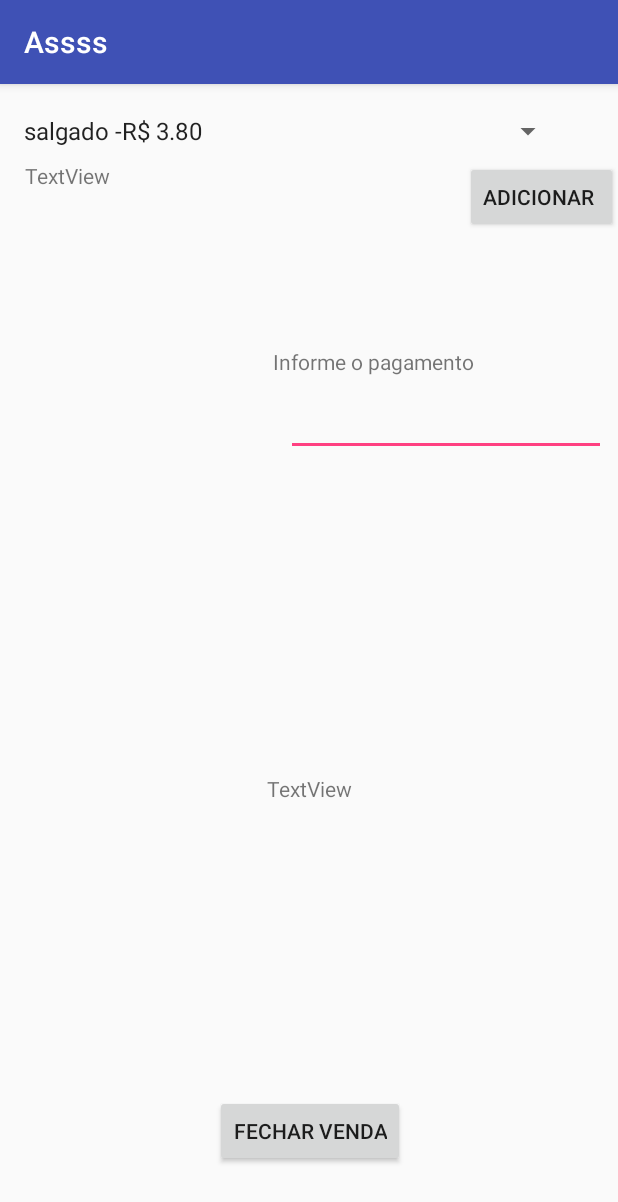
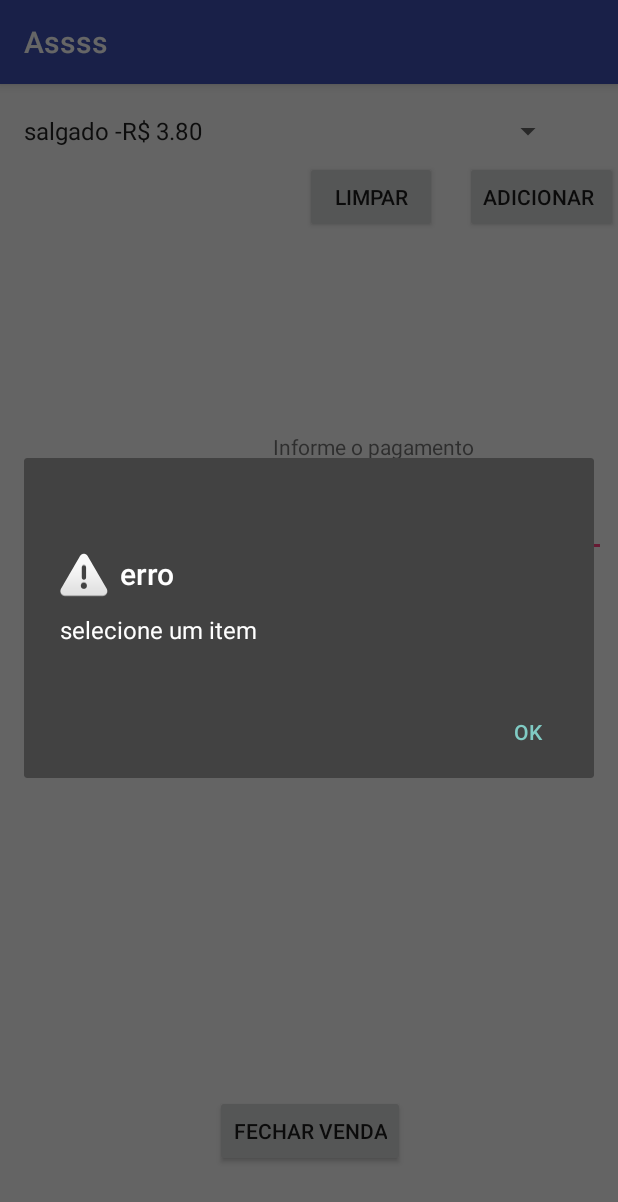
Before and after one commit to jacqli/Assss, an Android app: the testeActivity screen opened directly, with no data from a screen before it, after a tap on "FECHAR VENDA", on a phone screen of 412 x 824 dp. Shown: the top 1202 px of the screen. Run offline under Robolectric (Android 15) with nearby library versions, the phone set to English and light mode, and no system bars.

Commit message:
terminou \(O.O)/

```diff
--- a/app/src/main/java/com/example/aluno/assss/MainActivity.java
+++ b/app/src/main/java/com/example/aluno/assss/MainActivity.java
@@ -22,6 +22,8 @@ private Button enterar;
             @Override
             public void onClick(View v) {
                 startActivity(new Intent(MainActivity.this , testeActivity.class));
+                Intent a = new Intent(MainActivity.this , testeActivity.class);
+                a.putExtra("as", 12);
             }
         });
     }
--- a/app/src/main/java/com/example/aluno/assss/testeActivity.java
+++ b/app/src/main/java/com/example/aluno/assss/testeActivity.java
@@ -1,7 +1,10 @@
 package com.example.aluno.assss;
 
 import android.annotation.SuppressLint;
+import android.content.DialogInterface;
 import android.content.Intent;
+import android.os.Build;
+import android.support.v7.app.AlertDialog;
 import android.support.v7.app.AppCompatActivity;
 import android.os.Bundle;
 import android.view.View;
@@ -10,27 +13,33 @@ import android.widget.Button;
 import android.widget.EditText;
 import android.widget.Spinner;
 import android.widget.TextView;
+import android.widget.Toast;
+
+import java.text.DecimalFormat;
 
 public class testeActivity extends AppCompatActivity {
     private Spinner spinner;
     private Button add;
     private Button fechar;
+    private Button limpar;
     private TextView texto;
     private EditText pagamento;
-    private TextView troco;
     private String itensV = "";
+    private double total = 0;
+    DecimalFormat formatter;
 
     @Override
     protected void onCreate(Bundle savedInstanceState) {
         super.onCreate(savedInstanceState);
         setContentView(R.layout.activity_teste);
+        formatter = new DecimalFormat("#0.00");
 
         spinner = (Spinner) findViewById(R.id.fidget);
         add = (Button) findViewById(R.id.bAdd);
         fechar = (Button) findViewById(R.id.bFeche);
+        limpar = (Button) findViewById(R.id.Limpar);
         texto = (TextView) findViewById(R.id.textItens);
         pagamento = (EditText) findViewById(R.id.tPagamento);
-        troco =        (TextView) findViewById(R.id.tTroco);
 
         ArrayAdapter<CharSequence> adapter = ArrayAdapter.createFromResource(this,
                 R.array.produtos, android.R.layout.simple_spinner_item);
@@ -40,16 +49,83 @@ public class testeActivity extends AppCompatActivity {
         add.setOnClickListener(new View.OnClickListener() {
             @Override
             public void onClick(View v) {
+                total = 0;
                 itensV += (String) spinner.getSelectedItem() +",\n";
-            texto.setText(itensV);
+                String[] p1 = itensV.split(",");
+                for(int c = 0; c<p1.length-1; c++){
+                  total += Double.parseDouble(p1[c].substring(p1[c].indexOf("$")).replace(",", "").replace("$", ""));
+               //     System.out.println( p1[c].substring(p1[c].indexOf("$")));
+                }
+                texto.setText(itensV+formatter.format(total));
+
             }
         });
         fechar.setOnClickListener(new View.OnClickListener() {
             @Override
             public void onClick(View v) {
-               String[] p1 = itensV.split(",");
+                if(itensV == "") {
+                    AlertDialog.Builder builder;
+                    if (Build.VERSION.SDK_INT >= Build.VERSION_CODES.LOLLIPOP) {
+                        builder = new AlertDialog.Builder(testeActivity.this, android.R.style.Theme_Material_Dialog_Alert);
+                    } else {
+                        builder = new AlertDialog.Builder(testeActivity.this);
+                    }
+                    builder.setTitle("erro")
+                            .setMessage("selecione um item ")
+                            .setPositiveButton(android.R.string.yes, new DialogInterface.OnClickListener() {
+                                public void onClick(DialogInterface dialog, int which) {
+                                    // continue with delete
+                                }
+                            })
 
-                troco.setText(p1[1]);
+                            .setIcon(android.R.drawable.ic_dialog_alert)
+                            .show();
+
+                }else if(pagamento.getText().toString().isEmpty()){
+                    AlertDialog.Builder builder;
+                    if (Build.VERSION.SDK_INT >= Build.VERSION_CODES.LOLLIPOP) {
+                        builder = new AlertDialog.Builder(testeActivity.this, android.R.style.Theme_Material_Dialog_Alert);
+                    } else {
+                        builder = new AlertDialog.Builder(testeActivity.this);
+                    }
+                    builder.setTitle("erro")
+                            .setMessage("coloque o pagamento")
+                            .setPositiveButton(android.R.string.yes, new DialogInterface.OnClickListener() {
+                                public void onClick(DialogInterface dialog, int which) {
+                                    // continue with delete
+                                }
+                            })
+
+                            .setIcon(android.R.drawable.ic_dialog_alert)
+                            .show();
+
+                }else{
+                    AlertDialog.Builder builder;
+                    if (Build.VERSION.SDK_INT >= Build.VERSION_CODES.LOLLIPOP) {
+                        builder = new AlertDialog.Builder(testeActivity.this, android.R.style.Theme_Material_Dialog_Alert);
+                    } else {
+                        builder = new AlertDialog.Builder(testeActivity.this);
+                    }
+                    builder.setTitle("sucesso")
+                            .setMessage("o troco é R$: " + (Double.parseDouble(pagamento.getText().toString()) - total))
+                            .setPositiveButton(android.R.string.yes, new DialogInterface.OnClickListener() {
+                                public void onClick(DialogInterface dialog, int which) {
+                                    // continue with delete
+                                }
+                            })
+
+                            .setIcon(android.R.drawable.ic_dialog_alert)
+                            .show();
+
+                }
+            }
+        });
+        limpar.setOnClickListener(new View.OnClickListener() {
+            @Override
+            public void onClick(View v) {
+                texto.setText("");
+                itensV = "";
+                total = 0;
             }
         });
     }
--- a/app/src/main/res/layout/activity_teste.xml
+++ b/app/src/main/res/layout/activity_teste.xml
@@ -45,7 +45,6 @@
         android:layout_marginEnd="8dp"
         android:layout_marginStart="8dp"
         android:layout_marginTop="8dp"
-        android:text="TextView"
         app:layout_constraintBottom_toBottomOf="parent"
         app:layout_constraintEnd_toEndOf="parent"
         app:layout_constraintHorizontal_bias="0.025"
@@ -68,21 +67,6 @@
         app:layout_constraintTop_toTopOf="parent"
         app:layout_constraintVertical_bias="0.016" />
 
-    <TextView
-        android:id="@+id/tTroco"
-        android:layout_width="wrap_content"
-        android:layout_height="wrap_content"
-        android:layout_marginBottom="8dp"
-        android:layout_marginEnd="8dp"
-        android:layout_marginStart="8dp"
-        android:layout_marginTop="8dp"
-        android:text="TextView"
-        app:layout_constraintBottom_toBottomOf="parent"
-        app:layout_constraintEnd_toEndOf="parent"
-        app:layout_constraintStart_toStartOf="parent"
-        app:layout_constraintTop_toTopOf="parent"
-        app:layout_constraintVertical_bias="0.617" />
-
     <EditText
         android:id="@+id/tPagamento"
         android:layout_width="wrap_content"
@@ -98,7 +82,7 @@
         app:layout_constraintHorizontal_bias="1.0"
         app:layout_constraintStart_toStartOf="parent"
         app:layout_constraintTop_toBottomOf="@+id/textView3"
-        app:layout_constraintVertical_bias="0.0" />
+        app:layout_constraintVertical_bias="0.023" />
 
     <TextView
         android:id="@+id/textView3"
@@ -114,5 +98,21 @@
         app:layout_constraintHorizontal_bias="0.665"
         app:layout_constraintStart_toStartOf="parent"
         app:layout_constraintTop_toTopOf="parent"
-        app:layout_constraintVertical_bias="0.052" />
+        app:layout_constraintVertical_bias="0.147" />
+
+    <Button
+        android:id="@+id/Limpar"
+        android:layout_width="wrap_content"
+        android:layout_height="wrap_content"
+        android:layout_marginBottom="8dp"
+        android:layout_marginEnd="8dp"
+        android:layout_marginStart="8dp"
+        android:layout_marginTop="8dp"
+        android:text="limpar"
+        app:layout_constraintBottom_toBottomOf="parent"
+        app:layout_constraintEnd_toEndOf="parent"
+        app:layout_constraintHorizontal_bias="0.635"
+        app:layout_constraintStart_toStartOf="parent"
+        app:layout_constraintTop_toBottomOf="@+id/fidget"
+        app:layout_constraintVertical_bias="0.0" />
 </android.support.constraint.ConstraintLayout>
--- a/app/src/main/res/values/strings.xml
+++ b/app/src/main/res/values/strings.xml
@@ -9,6 +9,6 @@
         <item>refrigerante   -R$ 1.50</item>
         <item>bala           -R$ 0.10</item>
         <item>pirulito       -R$ 0.50</item>
-        <item>lanche natural -R$ 3,50</item>
+        <item>lanche natural -R$ 3.50</item>
     </string-array>
 </resources>
```
